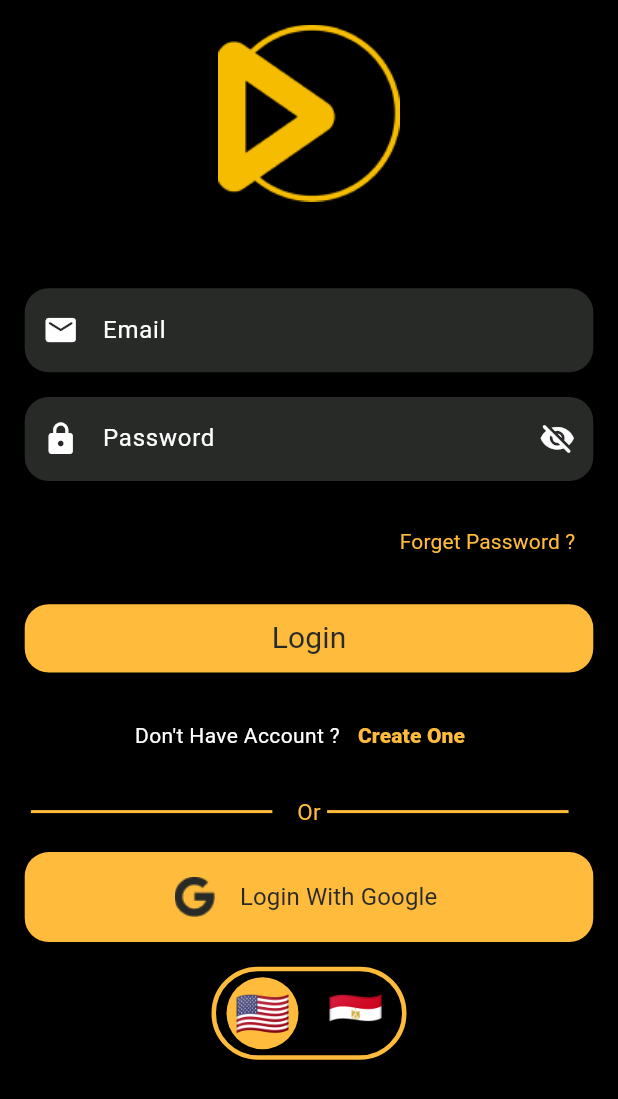
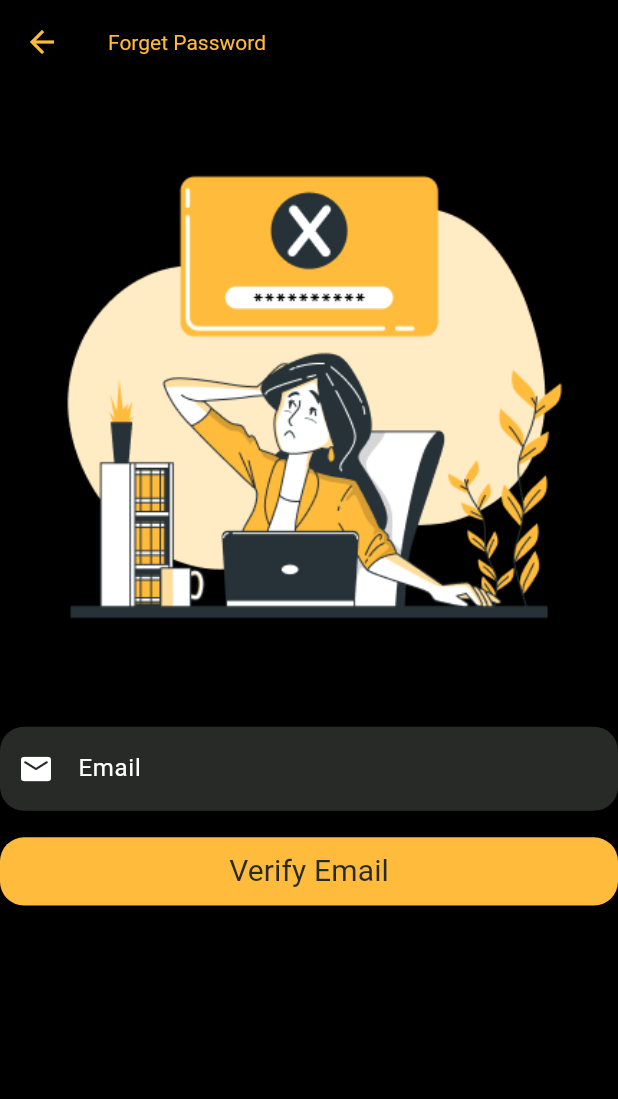
Before and after one commit to Menna-Ali56/Movie-App, a Flutter app: the screen it shows after launch, after a tap on "Forget Password ?", on a phone screen of 412 x 824 dp. Shown: the top 1099 px of the screen. Run offline on Flutter 3.47's test engine with Material 3 defaults, Android fonts, the phone set to English and light mode, and no system bars; our stand-ins replace shared_preferences.

Commit message:
-Reset Password  ui

```diff
--- a/lib/main.dart
+++ b/lib/main.dart
@@ -1,5 +1,6 @@
 import 'package:flutter/material.dart';
 import 'package:movie_app/ui/screens/Auth/register/register_screen.dart';
+import 'package:movie_app/ui/screens/Auth/reset_password/reset_password.dart';
 
 import 'ui/screens/Auth/login/login_screen.dart';
 import 'ui/screens/home/home_screen.dart';
@@ -23,6 +24,7 @@ class MyApp extends StatelessWidget {
         AppRoutes.home: (context) => const HomeScreen(),
         AppRoutes.login_screen:(context)=> LoginScreen(),
         AppRoutes.register_screen:(context)=> RegisterScreen(),
+        AppRoutes.reset_password:(context)=>const ResetPassword(),
       }
       ,
     );
--- a/lib/ui/screens/Auth/login/login_screen.dart
+++ b/lib/ui/screens/Auth/login/login_screen.dart
@@ -6,7 +6,6 @@ import '../../../../utils/app_colors.dart';
 import '../../../../utils/app_styles.dart';
 import '../../../widgets/custom_elevated_button.dart';
 import '../../../widgets/custom_text_field.dart';
-
 
 class LoginScreen extends StatefulWidget {
   LoginScreen({super.key});
@@ -39,7 +38,9 @@ class _LoginScreenState extends State<LoginScreen> {
             spacing: height * 0.02,
             children: [
               Image.asset(AppAssets.movieLogo),
-              SizedBox(height: height * 0.03,),
+              SizedBox(
+                height: height * 0.03,
+              ),
               CustomTextField(
                 borderColor: AppColors.transparentColor,
                 filled: true,
@@ -51,7 +52,6 @@ class _LoginScreenState extends State<LoginScreen> {
                   color: AppColors.white,
                 ),
               ),
-
               CustomTextField(
                 borderColor: AppColors.transparentColor,
                 filled: true,
@@ -62,13 +62,14 @@ class _LoginScreenState extends State<LoginScreen> {
                   Icons.lock,
                   color: AppColors.white,
                 ),
-                suffixIcon: Icon(Icons.visibility_off_rounded
-                  , color: AppColors.white,),
+                suffixIcon: Icon(
+                  Icons.visibility_off_rounded,
+                  color: AppColors.white,
+                ),
               ),
-
               TextButton(
                 onPressed: () {
-                  //todo:Navigation to forget Password
+                  Navigator.of(context).pushNamed(AppRoutes.reset_password);
                 },
                 child: Align(
                   alignment: AlignmentDirectional.centerEnd,
@@ -78,7 +79,6 @@ class _LoginScreenState extends State<LoginScreen> {
                   ),
                 ),
               ),
-
               SizedBox(
                 width: double.infinity,
                 child: CustomElevatedButton(
@@ -102,8 +102,8 @@ class _LoginScreenState extends State<LoginScreen> {
                   ),
                   TextButton(
                     onPressed: () {
-                      Navigator.of(context).pushNamed(
-                          AppRoutes.register_screen);
+                      Navigator.of(context)
+                          .pushNamed(AppRoutes.register_screen);
                     },
                     child: Align(
                       alignment: AlignmentDirectional.center,
@@ -160,32 +160,22 @@ class _LoginScreenState extends State<LoginScreen> {
                   ),
                 ),
               ),
-
               Container(
                 width: 130,
                 height: 62,
-
                 padding: const EdgeInsets.symmetric(
                   horizontal: 7,
                 ),
-
                 decoration: BoxDecoration(
                   border: Border.all(
                     color: AppColors.yellow,
                     width: 3,
                   ),
-
                   borderRadius: BorderRadius.circular(35),
                 ),
-
                 child: Row(
-                  mainAxisAlignment:
-                  MainAxisAlignment.spaceBetween,
-
+                  mainAxisAlignment: MainAxisAlignment.spaceBetween,
                   children: [
-
-                    // ================= ENGLISH =================
-
                     GestureDetector(
                       onTap: () {
                         setState(() {
@@ -196,21 +186,16 @@ class _LoginScreenState extends State<LoginScreen> {
 
                         // TODO: English onTap
                       },
-
                       child: Container(
                         width: 48,
                         height: 48,
-
                         decoration: BoxDecoration(
                           color: selectedLanguage == 0
                               ? AppColors.yellow
                               : AppColors.transparentColor,
-
                           shape: BoxShape.circle,
                         ),
-
                         alignment: Alignment.center,
-
                         child: const Text(
                           '🇺🇸',
                           style: TextStyle(
@@ -219,9 +204,6 @@ class _LoginScreenState extends State<LoginScreen> {
                         ),
                       ),
                     ),
-
-                    // ================= ARABIC =================
-
                     GestureDetector(
                       onTap: () {
                         setState(() {
@@ -232,21 +214,16 @@ class _LoginScreenState extends State<LoginScreen> {
 
                         // TODO: Arabic onTap
                       },
-
                       child: Container(
                         width: 48,
                         height: 48,
-
                         decoration: BoxDecoration(
                           color: selectedLanguage == 1
                               ? AppColors.yellow
                               : AppColors.transparentColor,
-
                           shape: BoxShape.circle,
                         ),
-
                         alignment: Alignment.center,
-
                         child: const Text(
                           '🇪🇬',
                           style: TextStyle(
@@ -264,5 +241,4 @@ class _LoginScreenState extends State<LoginScreen> {
       ),
     );
   }
-
 }
--- a/lib/ui/screens/Auth/register/register_screen.dart
+++ b/lib/ui/screens/Auth/register/register_screen.dart
@@ -21,9 +21,9 @@ class _RegisterScreenState extends State<RegisterScreen> {
   int selectedLanguage = 0;
 
   final List<String> avatars = [
-    AppAssets.Avatar_1,
-    AppAssets.Avatar_2,
-    AppAssets.Avatar_3,
+    AppAssets.avatar_1,
+    AppAssets.avatar_2,
+    AppAssets.avatar_3,
   ];
 
   var emailController = TextEditingController();
@@ -46,29 +46,22 @@ class _RegisterScreenState extends State<RegisterScreen> {
             style: AppStyles.regular14Yellow,
           ),
         ),
-
         backgroundColor: AppColors.black,
-
         body: SingleChildScrollView(
           child: Padding(
             padding: EdgeInsets.symmetric(
               horizontal: width * 0.04,
               vertical: height * 0.02,
             ),
-
             child: Column(
               crossAxisAlignment: CrossAxisAlignment.center,
               spacing: height * 0.02,
-
               children: [
-
-                // ================= AVATARS =================
-
                 Row(
                   mainAxisAlignment: MainAxisAlignment.spaceEvenly,
                   children: List.generate(
                     avatars.length,
-                        (index) {
+                    (index) {
                       final isSelected = selectedIndex == index;
 
                       return GestureDetector(
@@ -79,25 +72,20 @@ class _RegisterScreenState extends State<RegisterScreen> {
 
                           print('Selected Avatar: $index');
                         },
-
                         child: AnimatedContainer(
                           duration: const Duration(milliseconds: 200),
-
                           padding: EdgeInsets.all(
                             isSelected ? 4 : 0,
                           ),
-
                           decoration: BoxDecoration(
                             shape: BoxShape.circle,
-
                             border: isSelected
                                 ? Border.all(
-                              color: AppColors.yellow,
-                              width: 4,
-                            )
+                                    color: AppColors.yellow,
+                                    width: 4,
+                                  )
                                 : null,
                           ),
-
                           child: CircleAvatar(
                             radius: isSelected ? 60 : 45,
                             backgroundImage: AssetImage(
@@ -109,13 +97,9 @@ class _RegisterScreenState extends State<RegisterScreen> {
                     },
                   ),
                 ),
-
                 SizedBox(
                   height: height * 0.01,
                 ),
-
-                // ================= NAME =================
-
                 CustomTextField(
                   borderColor: AppColors.transparentColor,
                   filled: true,
@@ -127,9 +111,6 @@ class _RegisterScreenState extends State<RegisterScreen> {
                     color: AppColors.white,
                   ),
                 ),
-
-                // ================= EMAIL =================
-
                 CustomTextField(
                   borderColor: AppColors.transparentColor,
                   filled: true,
@@ -141,9 +122,6 @@ class _RegisterScreenState extends State<RegisterScreen> {
                     color: AppColors.white,
                   ),
                 ),
-
-                // ================= PASSWORD =================
-
                 CustomTextField(
                   borderColor: AppColors.transparentColor,
                   filled: true,
@@ -159,9 +137,6 @@ class _RegisterScreenState extends State<RegisterScreen> {
                     color: AppColors.white,
                   ),
                 ),
-
-                // ================= CONFIRM PASSWORD =================
-
                 CustomTextField(
                   borderColor: AppColors.transparentColor,
                   filled: true,
@@ -177,9 +152,6 @@ class _RegisterScreenState extends State<RegisterScreen> {
                     color: AppColors.white,
                   ),
                 ),
-
-                // ================= PHONE =================
-
                 CustomTextField(
                   borderColor: AppColors.transparentColor,
                   filled: true,
@@ -191,45 +163,34 @@ class _RegisterScreenState extends State<RegisterScreen> {
                     color: AppColors.white,
                   ),
                 ),
-
-                // ================= CREATE ACCOUNT =================
-
                 SizedBox(
                   width: double.infinity,
-
                   child: CustomElevatedButton(
-                    onPressed: () {},
-
+                    onPressed: () {
+                      Navigator.of(context).pushNamed(AppRoutes.login_screen);
+                    },
                     verticalPadding: height * 0.01,
-
                     backgroundColor: AppColors.yellow,
-
                     child: Text(
                       "Create Account",
                       style: AppStyles.regular20DarkGray,
                     ),
                   ),
                 ),
-
-                // ================= LOGIN =================
-
                 Row(
                   mainAxisAlignment: MainAxisAlignment.center,
-
                   children: [
                     Text(
                       "Already Have Account ?",
                       style: AppStyles.regular14White,
                     ),
-
                     TextButton(
                       onPressed: () {
-                        Navigator.pushReplacementNamed(context, AppRoutes.login_screen);
+                        Navigator.pushReplacementNamed(
+                            context, AppRoutes.login_screen);
                       },
-
                       child: Align(
                         alignment: AlignmentDirectional.center,
-
                         child: Text(
                           "Login",
                           style: AppStyles.black14Yellow,
@@ -238,37 +199,22 @@ class _RegisterScreenState extends State<RegisterScreen> {
                     ),
                   ],
                 ),
-
-
-
-
-                // ================= LANGUAGE SWITCHER =================
-
                 Container(
                   width: 130,
                   height: 62,
-
                   padding: const EdgeInsets.symmetric(
                     horizontal: 7,
                   ),
-
                   decoration: BoxDecoration(
                     border: Border.all(
                       color: AppColors.yellow,
                       width: 3,
                     ),
-
                     borderRadius: BorderRadius.circular(35),
                   ),
-
                   child: Row(
-                    mainAxisAlignment:
-                    MainAxisAlignment.spaceBetween,
-
+                    mainAxisAlignment: MainAxisAlignment.spaceBetween,
                     children: [
-
-                      // ================= ENGLISH =================
-
                       GestureDetector(
                         onTap: () {
                           setState(() {
@@ -279,21 +225,16 @@ class _RegisterScreenState extends State<RegisterScreen> {
 
                           // TODO: English onTap
                         },
-
                         child: Container(
                           width: 48,
                           height: 48,
-
                           decoration: BoxDecoration(
                             color: selectedLanguage == 0
                                 ? AppColors.yellow
                                 : AppColors.transparentColor,
-
                             shape: BoxShape.circle,
                           ),
-
                           alignment: Alignment.center,
-
                           child: const Text(
                             '🇺🇸',
                             style: TextStyle(
@@ -302,9 +243,6 @@ class _RegisterScreenState extends State<RegisterScreen> {
                           ),
                         ),
                       ),
-
-                      // ================= ARABIC =================
-
                       GestureDetector(
                         onTap: () {
                           setState(() {
@@ -315,21 +253,16 @@ class _RegisterScreenState extends State<RegisterScreen> {
 
                           // TODO: Arabic onTap
                         },
-
                         child: Container(
                           width: 48,
                           height: 48,
-
                           decoration: BoxDecoration(
                             color: selectedLanguage == 1
                                 ? AppColors.yellow
                                 : AppColors.transparentColor,
-
                             shape: BoxShape.circle,
                           ),
-
                           alignment: Alignment.center,
-
                           child: const Text(
                             '🇪🇬',
                             style: TextStyle(
--- /dev/null
+++ b/lib/ui/screens/Auth/reset_password/reset_password.dart
@@ -0,0 +1,66 @@
+import 'package:flutter/material.dart';
+import 'package:movie_app/utils/app_assets.dart';
+import 'package:movie_app/utils/app_colors.dart';
+import 'package:movie_app/utils/size_utils.dart';
+
+import '../../../../utils/app_routes.dart';
+import '../../../../utils/app_styles.dart';
+import '../../../widgets/custom_elevated_button.dart';
+import '../../../widgets/custom_text_field.dart';
+
+class ResetPassword extends StatelessWidget {
+  const ResetPassword({super.key});
+
+  @override
+  Widget build(BuildContext context) {
+    var width = context.width;
+    var height = context.height;
+    return SafeArea(
+      child: Scaffold(
+        backgroundColor: AppColors.black,
+        appBar: AppBar(
+          iconTheme: IconThemeData(
+            color: AppColors.yellow,
+          ),
+          backgroundColor: AppColors.black,
+          title: Text(
+            "Forget Password",
+            style: AppStyles.regular14Yellow,
+          ),
+        ),
+        body: Column(
+          crossAxisAlignment: CrossAxisAlignment.center,
+          spacing: height * 0.02,
+          children: [
+            Image.asset(AppAssets.forgetPassword),
+            CustomTextField(
+              borderColor: AppColors.transparentColor,
+              filled: true,
+              fillColor: AppColors.darkGray,
+              hintText: 'Email',
+              hintStyle: AppStyles.regular16White,
+              prefixIcon: Icon(
+                Icons.email_rounded,
+                color: AppColors.white,
+              ),
+            ),
+            SizedBox(
+              width: double.infinity,
+              child: CustomElevatedButton(
+                onPressed: () {
+                  Navigator.of(context).pushNamed(AppRoutes.login_screen);
+                },
+                verticalPadding: height * 0.01,
+                backgroundColor: AppColors.yellow,
+                child: Text(
+                  "Verify Email",
+                  style: AppStyles.regular20DarkGray,
+                ),
+              ),
+            ),
+          ],
+        ),
+      ),
+    );
+  }
+}
--- a/lib/utils/app_assets.dart
+++ b/lib/utils/app_assets.dart
@@ -13,9 +13,11 @@ class AppAssets {
   static const String overLayer5 = 'assets/images/overLay_5.png';
   static const String movieLogo = 'assets/images/movie_logo.png';
   static const String googleLogo = 'assets/images/google_logo.png';
-  static const String Avatar_1 = 'assets/images/avatar_1.png';
-  static const String Avatar_2 = 'assets/images/avatar_2.png';
-  static const String Avatar_3 = 'assets/images/avatar_3.png';
+  static const String avatar_1 = 'assets/images/avatar_1.png';
+  static const String avatar_2 = 'assets/images/avatar_2.png';
+  static const String avatar_3 = 'assets/images/avatar_3.png';
+  static const String forgetPassword = 'assets/images/forget_password.png';
+
 
 
 
--- a/lib/utils/app_routes.dart
+++ b/lib/utils/app_routes.dart
@@ -3,4 +3,5 @@ class AppRoutes {
   static const String home = 'HomeScreen';
   static const String login_screen = 'LoginScreen';
   static const String register_screen = 'RegisterScreen';
+  static const String reset_password = 'ResetPassword';
 }
```
Also changed, not shown: assets/images/forget_password.png (added).
